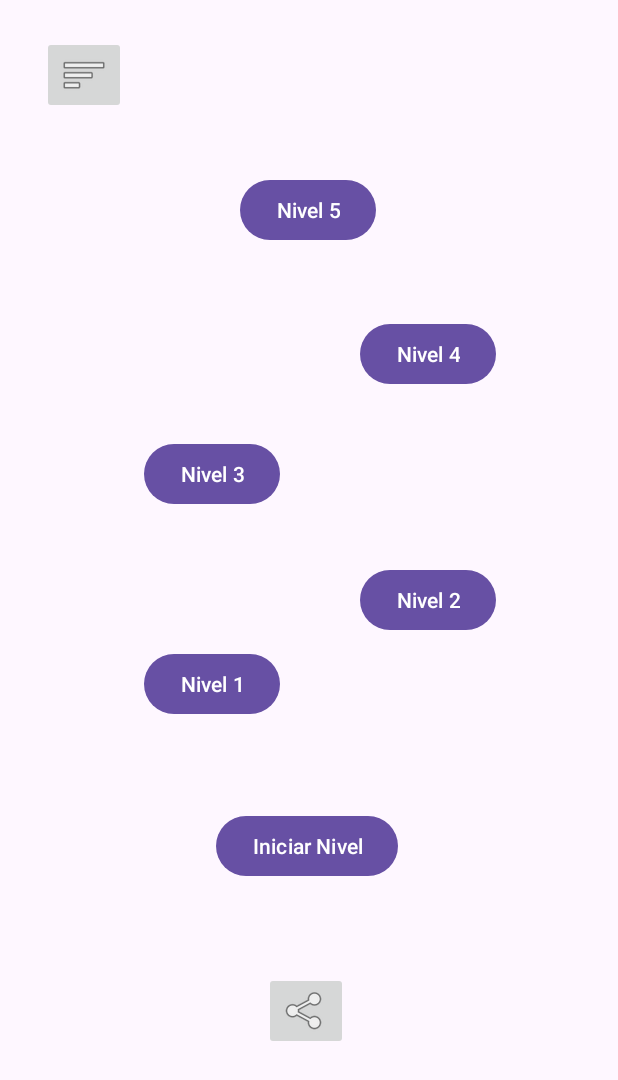
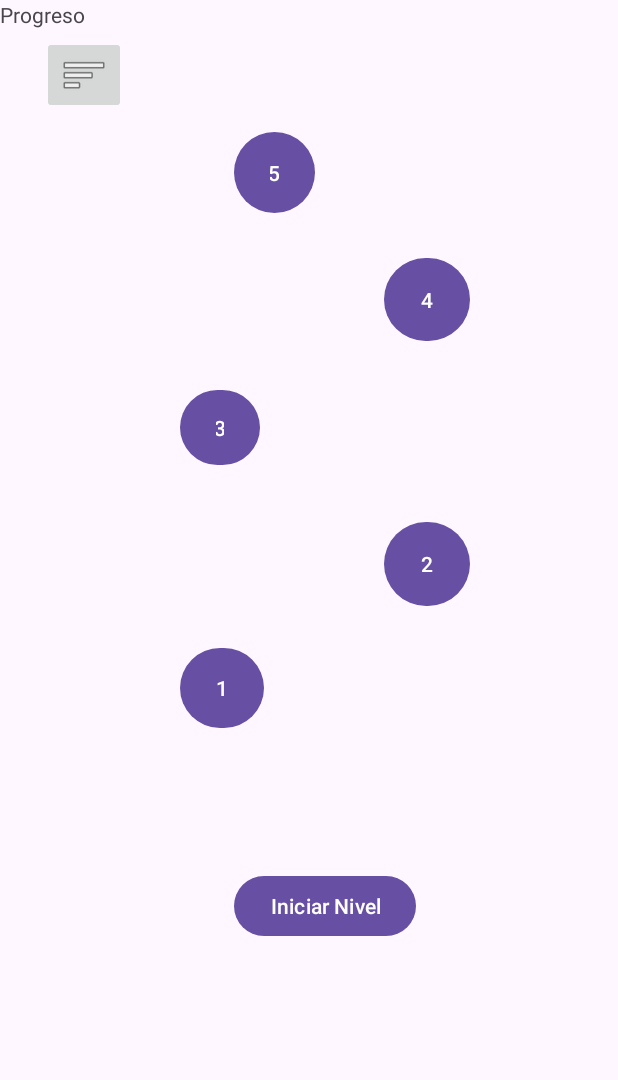
Before and after one commit to Manzano17/Signo-Play, an Android app: the VerProgreso screen opened directly, with no data from a screen before it, on a phone screen of 412 x 824 dp. Shown: the top 1080 px of the screen. Run offline under Robolectric (Android 15) with nearby library versions, the phone set to English and light mode, and no system bars.

Commit message:
Se agregaron los primeros 3 casos de uso

```diff
--- a/app/build.gradle.kts
+++ b/app/build.gradle.kts
@@ -41,6 +41,7 @@ dependencies {
     implementation("androidx.appcompat:appcompat:1.6.1")
     implementation("com.google.android.material:material:1.11.0")
     implementation("androidx.constraintlayout:constraintlayout:2.1.4")
+    implementation("androidx.activity:activity:1.8.0")
     testImplementation("junit:junit:4.13.2")
     androidTestImplementation("androidx.test.ext:junit:1.1.5")
     androidTestImplementation("androidx.test.espresso:espresso-core:3.5.1")
--- a/app/src/main/res/layout/activity_ver_progreso.xml
+++ b/app/src/main/res/layout/activity_ver_progreso.xml
@@ -4,25 +4,26 @@
     xmlns:tools="http://schemas.android.com/tools"
     android:layout_width="match_parent"
     android:layout_height="match_parent"
+    android:shape="rectangle"
     tools:context=".VerProgreso">
 
     <Button
         android:id="@+id/btn_nivel4"
-        android:layout_width="wrap_content"
-        android:layout_height="wrap_content"
-        android:layout_marginStart="240dp"
-        android:layout_marginTop="212dp"
-        android:text="Nivel 4"
+        android:layout_width="57dp"
+        android:layout_height="63dp"
+        android:layout_marginStart="256dp"
+        android:layout_marginTop="168dp"
+        android:text="4"
         app:layout_constraintStart_toStartOf="parent"
         app:layout_constraintTop_toTopOf="parent" />
 
     <Button
         android:id="@+id/btn_nivel5"
-        android:layout_width="wrap_content"
-        android:layout_height="wrap_content"
-        android:layout_marginStart="160dp"
-        android:layout_marginTop="116dp"
-        android:text="Nivel 5"
+        android:layout_width="54dp"
+        android:layout_height="62dp"
+        android:layout_marginStart="156dp"
+        android:layout_marginTop="84dp"
+        android:text="5"
         app:layout_constraintStart_toStartOf="parent"
         app:layout_constraintTop_toTopOf="parent" />
 
@@ -30,8 +31,8 @@
         android:id="@+id/btn_IniciarNivel"
         android:layout_width="wrap_content"
         android:layout_height="wrap_content"
-        android:layout_marginStart="144dp"
-        android:layout_marginTop="540dp"
+        android:layout_marginStart="156dp"
+        android:layout_marginTop="580dp"
         android:text="Iniciar Nivel"
         app:layout_constraintStart_toStartOf="parent"
         app:layout_constraintTop_toTopOf="parent" />
@@ -44,43 +45,33 @@
 
     <Button
         android:id="@+id/btn_nivel1"
-        android:layout_width="wrap_content"
-        android:layout_height="wrap_content"
-        android:layout_marginStart="96dp"
-        android:layout_marginTop="432dp"
-        android:text="Nivel 1"
+        android:layout_width="56dp"
+        android:layout_height="61dp"
+        android:layout_marginStart="120dp"
+        android:layout_marginTop="428dp"
+        android:text="1"
         app:layout_constraintStart_toStartOf="parent"
         app:layout_constraintTop_toTopOf="parent" />
 
     <Button
         android:id="@+id/btn_nivel2"
-        android:layout_width="wrap_content"
-        android:layout_height="wrap_content"
-        android:layout_marginStart="240dp"
-        android:layout_marginTop="376dp"
-        android:text="Nivel 2"
+        android:layout_width="57dp"
+        android:layout_height="64dp"
+        android:layout_marginStart="256dp"
+        android:layout_marginTop="344dp"
+        android:text="2"
         app:layout_constraintStart_toStartOf="parent"
         app:layout_constraintTop_toTopOf="parent" />
 
     <Button
         android:id="@+id/btn_nivel3"
-        android:layout_width="wrap_content"
-        android:layout_height="wrap_content"
-        android:layout_marginStart="96dp"
-        android:layout_marginTop="292dp"
-        android:text="Nivel 3"
+        android:layout_width="53dp"
+        android:layout_height="58dp"
+        android:layout_marginStart="120dp"
+        android:layout_marginTop="256dp"
+        android:text="3"
         app:layout_constraintStart_toStartOf="parent"
         app:layout_constraintTop_toTopOf="parent" />
-
-    <ImageButton
-        android:id="@+id/imageButton"
-        android:layout_width="wrap_content"
-        android:layout_height="wrap_content"
-        android:layout_marginStart="176dp"
-        android:layout_marginTop="648dp"
-        app:layout_constraintStart_toStartOf="parent"
-        app:layout_constraintTop_toTopOf="parent"
-        app:srcCompat="@android:drawable/ic_menu_share" />
 
     <ImageButton
         android:id="@+id/imageButton2"
@@ -92,4 +83,12 @@
         app:layout_constraintTop_toTopOf="parent"
         app:srcCompat="@android:drawable/ic_menu_sort_by_size" />
 
+    <TextView
+        android:id="@+id/txt_progr"
+        android:layout_width="wrap_content"
+        android:layout_height="wrap_content"
+        android:text="Progreso"
+        tools:layout_editor_absoluteX="176dp"
+        tools:layout_editor_absoluteY="24dp" />
+
 </androidx.constraintlayout.widget.ConstraintLayout>
```
Also changed, not shown: app/src/main/AndroidManifest.xml (+9 -0 lines), app/src/main/java/com/proyecto/signoplay/FinNivel5.kt (added, +20 -0 lines), app/src/main/java/com/proyecto/signoplay/Nivel1.kt (added, +20 -0 lines), app/src/main/java/com/proyecto/signoplay/ObtenerRecompensa.kt (added, +20 -0 lines), app/src/main/res/layout/activity_fin_nivel5.xml (added, +49 -0 lines), app/src/main/res/layout/activity_nivel1.xml (added, +59 -0 lines), app/src/main/res/layout/activity_obtener_recompensa.xml (added, +78 -0 lines).
